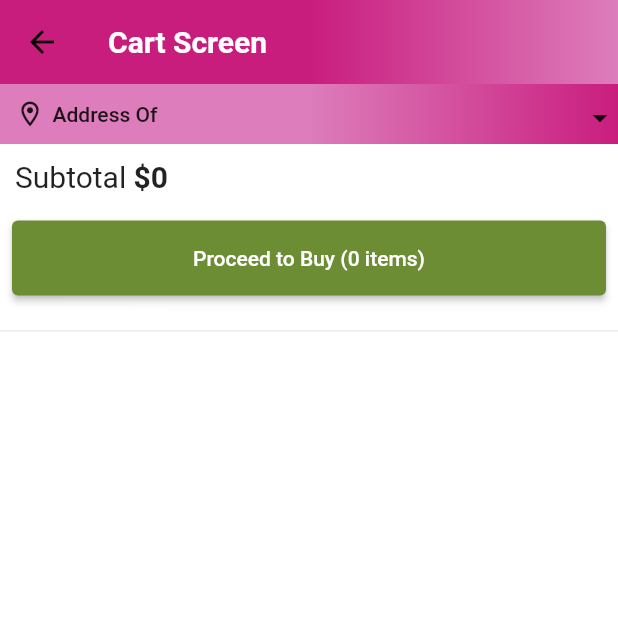
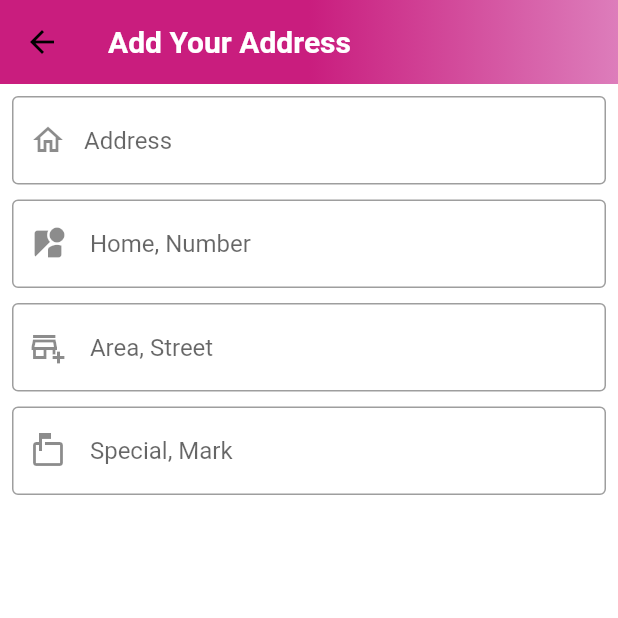
Before and after one commit to saedmejahid/mysouq, a Flutter app: the CartScreen screen opened directly, after a tap on an icon or button, on a phone screen of 412 x 824 dp, the top half of it. Run offline on Flutter 3.47's test engine with Material 2 defaults, Android fonts, the phone set to English and light mode, and no system bars; our stand-ins replace badges, carousel_slider, dotted_border, file_picker, flutter_rating_bar, flutter_speed_dial and 1 more; missing offline and left inert: cloudinary_public; accounts and stored records are empty.

Commit message:
init commit

```diff
--- /dev/null
+++ b/lib/app/screens/address_screen.dart
@@ -0,0 +1,138 @@
+import 'package:flutter/material.dart';
+import 'package:my_souaq/app/styles/colors.dart';
+import 'package:my_souaq/app/widgets/custom_text.dart';
+import 'package:my_souaq/provider/user_provider.dart';
+import 'package:provider/provider.dart';
+class AddressScreen extends StatefulWidget
+{
+   const AddressScreen({Key? key}) : super(key: key);
+  static const String routeName = '/address';
+  @override
+  State<AddressScreen> createState() => _AddressScreenState();
+}
+class _AddressScreenState extends State<AddressScreen>
+{
+  final TextEditingController addressController =TextEditingController();
+  final TextEditingController numberController =TextEditingController();
+  final TextEditingController areaController =TextEditingController();
+  final TextEditingController markController =TextEditingController();
+  final addressFormKey = GlobalKey<FormState>();
+  @override
+  void dispose()
+  {
+    super.dispose();
+    addressController.dispose();
+    numberController.dispose();
+    areaController.dispose();
+    markController.dispose();
+  }
+  @override
+  Widget build(BuildContext context)
+  {
+    var address = context.watch<UserProvider>().user.address;
+    return  Scaffold(
+      appBar: AppBar(
+        flexibleSpace: Container(
+          decoration: const BoxDecoration(
+            gradient: Declarations.appBarGradient
+          ),
+        ),
+        title: Row(
+          mainAxisAlignment: MainAxisAlignment.spaceBetween,
+          children:
+         const [
+            Text(
+              'Add Your Address',
+              style: TextStyle(
+                fontWeight: FontWeight.bold,
+              ),
+            ),
+          ],
+        ),
+      ),
+      body: SingleChildScrollView(
+        child: Padding(
+          padding: const EdgeInsets.all(8.0),
+          child: Column(
+            children:
+            [
+              if(address.isNotEmpty)
+                Column(
+                  children:
+                  [
+                    Container(
+                      width: double.infinity,
+                      decoration: BoxDecoration(
+                        border: Border.all(
+                          color: Colors.black12,
+                        )
+                      ),
+                      child: Padding(
+                        padding: const EdgeInsets.all(8.0),
+                        child: Text(
+                          address,
+                          style: const TextStyle(
+                            fontSize: 18,
+                          ),
+                        ),
+                      ),
+                    ),
+                    const SizedBox(
+                      height: 20,
+                    ),
+                    const Text(
+                      'Or You Have New Address',
+                      style: TextStyle(
+                        fontSize: 20,
+                        fontWeight: FontWeight.bold
+                      ),
+                    ),
+                    const SizedBox(
+                      height: 20,
+                    ),
+                  ],
+                ),
+                Form(
+                key: addressFormKey,
+                  child: Column(
+                    children:
+                    [
+                      CustomText(
+                        formController: addressController,
+                        hintText: 'Address',
+                        icon: Icons.home_outlined,
+                      ),
+                      const SizedBox(
+                        height: 10,
+                      ),
+                      CustomText(
+                        formController: numberController,
+                        hintText: ' Home, Number',
+                        icon: Icons.streetview_outlined,
+                      ),
+                      const SizedBox(
+                        height: 10,
+                      ),
+                      CustomText(
+                        formController: areaController,
+                        hintText: ' Area, Street',
+                        icon: Icons.add_business_outlined,
+                      ),
+                      const SizedBox(
+                        height: 10,
+                      ),
+                      CustomText(
+                        formController: markController,
+                        hintText: ' Special, Mark',
+                        icon: Icons.markunread_mailbox_outlined,
+                      ),
+                    ],
+                  )
+              ),
+            ],
+          ),
+        ),
+      ),
+    );
+  }
+}
--- a/lib/app/screens/cart_screen.dart
+++ b/lib/app/screens/cart_screen.dart
@@ -1,4 +1,5 @@
 import 'package:flutter/material.dart';
+import 'package:my_souaq/app/screens/address_screen.dart';
 import 'package:my_souaq/app/styles/colors.dart';
 import 'package:my_souaq/app/widgets/address_bar.dart';
 import 'package:my_souaq/app/widgets/cart_suptotal.dart';
@@ -45,7 +46,10 @@ class _CartScreenState extends State<CartScreen> {
                 padding: const EdgeInsets.all(8.0),
                 child: CustomButton(
                   text: 'Proceed to Buy (${user.cart.length} items)',
-                  onTap: () {},
+                  onTap: ()
+                  {
+                    Navigator.pushNamed(context, AddressScreen.routeName);
+                  },
                 ),
               ),
               const SizedBox(height: 15),
--- a/lib/app/widgets/custom_text.dart
+++ b/lib/app/widgets/custom_text.dart
@@ -2,10 +2,17 @@ import 'package:flutter/material.dart';
 
 class CustomText extends StatelessWidget
 {
-  const CustomText({Key? key,required this.formController,required this.hintText,this.maxLiens =1}) : super(key: key);
+  const CustomText({
+    Key? key,
+    required this.formController,
+    required this.hintText,
+    this.maxLiens =1,
+    this.icon
+  }) : super(key: key);
   final TextEditingController formController;
   final String hintText;
   final int maxLiens;
+  final IconData ? icon;
 
   @override
   Widget build(BuildContext context)
@@ -13,6 +20,7 @@ class CustomText extends StatelessWidget
     return TextFormField(
       controller: formController,
       decoration:  InputDecoration(
+        prefixIcon: icon != null ? Icon(icon) : null,
         hintText: hintText,
         border: const OutlineInputBorder(
           borderSide: BorderSide(
--- a/lib/router.dart
+++ b/lib/router.dart
@@ -2,6 +2,7 @@
 import 'package:flutter/material.dart';
 import 'package:my_souaq/app/models/product_model.dart';
 import 'package:my_souaq/app/screens/add_product.dart';
+import 'package:my_souaq/app/screens/address_screen.dart';
 import 'package:my_souaq/app/screens/auth_screen.dart';
 import 'package:my_souaq/app/screens/category_deal_screen.dart';
 import 'package:my_souaq/app/screens/home_screen.dart';
@@ -62,6 +63,11 @@ Route<dynamic> generateRoute(RouteSettings routeSettings)
             product: product,
           )
       );
+    case AddressScreen.routeName:
+      return MaterialPageRoute(
+          settings: routeSettings,
+          builder: (context) => const AddressScreen(),
+      );
 
     default: return MaterialPageRoute(
           settings: routeSettings,
```
